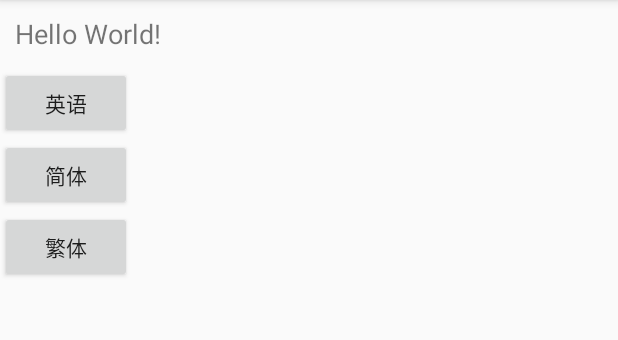
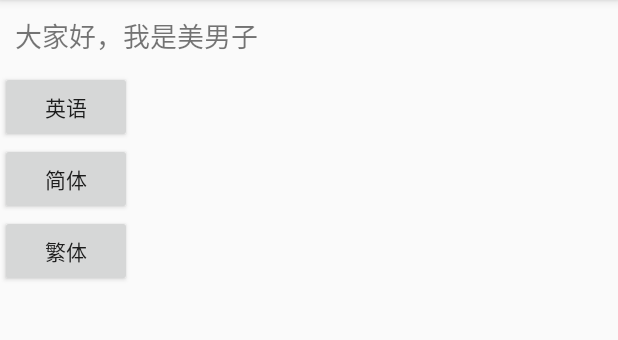
Before and after one commit to linsenrong666/LanguageDemo, an Android app: the screen it shows after launch (MainActivity), on a phone screen of 412 x 824 dp, the part 84-424 px from its top. Run offline under Robolectric (Android 15) with nearby library versions, the phone set to English and light mode, and no system bars.

```diff
--- a/app/src/main/java/com/linsr/languagedemo/MainActivity.java
+++ b/app/src/main/java/com/linsr/languagedemo/MainActivity.java
@@ -1,13 +1,51 @@
 package com.linsr.languagedemo;
 
+import android.content.Intent;
+import android.content.res.Configuration;
+import android.content.res.Resources;
+import android.os.Bundle;
 import android.support.v7.app.AppCompatActivity;
-import android.os.Bundle;
+import android.util.DisplayMetrics;
+import android.view.View;
+import android.view.View.OnClickListener;
 
-public class MainActivity extends AppCompatActivity {
+import java.util.Locale;
+
+public class MainActivity extends AppCompatActivity implements OnClickListener {
+
+    private String TAG = "MainActivity";
 
     @Override
     protected void onCreate(Bundle savedInstanceState) {
         super.onCreate(savedInstanceState);
         setContentView(R.layout.activity_main);
+        findViewById(R.id.english).setOnClickListener(this);
+        findViewById(R.id.zh_cn).setOnClickListener(this);
+        findViewById(R.id.zh_tw).setOnClickListener(this);
     }
+
+    @Override
+    public void onClick(View v) {
+        Resources resources = getResources();
+        final Configuration configuration = resources.getConfiguration();
+        DisplayMetrics displayMetrics = resources.getDisplayMetrics();
+        switch (v.getId()) {
+            case R.id.english:
+                configuration.locale = Locale.ENGLISH;
+                break;
+            case R.id.zh_cn:
+                configuration.locale = Locale.SIMPLIFIED_CHINESE;
+                break;
+            case R.id.zh_tw:
+                configuration.locale = Locale.TRADITIONAL_CHINESE;
+                break;
+        }
+        getResources().updateConfiguration(configuration, displayMetrics);
+
+        Intent intent = new Intent(this, MainActivity.class);
+        intent.setFlags(Intent.FLAG_ACTIVITY_NEW_TASK | Intent.FLAG_ACTIVITY_CLEAR_TASK);
+        startActivity(intent);
+
+    }
+
 }
--- a/app/src/main/res/layout/activity_main.xml
+++ b/app/src/main/res/layout/activity_main.xml
@@ -14,7 +14,7 @@
         android:textSize="18sp"
         android:layout_width="wrap_content"
         android:layout_height="wrap_content"
-        android:text="Hello World!"
+        android:text="@string/text"
         app:layout_constraintBottom_toBottomOf="parent"
         app:layout_constraintLeft_toLeftOf="parent"
         app:layout_constraintRight_toRightOf="parent"
@@ -27,12 +27,12 @@
         android:layout_height="wrap_content"/>
 
     <Button
-        android:id="@+id/zh-cn"
+        android:id="@+id/zh_cn"
         android:layout_width="wrap_content"
         android:text="@string/zh_cn"
         android:layout_height="wrap_content"/>
     <Button
-        android:id="@+id/zh-tw"
+        android:id="@+id/zh_tw"
         android:layout_width="wrap_content"
         android:text="@string/zh_tw"
         android:layout_height="wrap_content"/>
--- a/app/src/main/res/values/strings.xml
+++ b/app/src/main/res/values/strings.xml
@@ -3,4 +3,5 @@
     <string name="english">英语</string>
     <string name="zh_cn">简体</string>
     <string name="zh_tw">繁体</string>
+    <string name="text">大家好，我是美男子</string>
 </resources>
```
Also changed, not shown: 3 other files.
